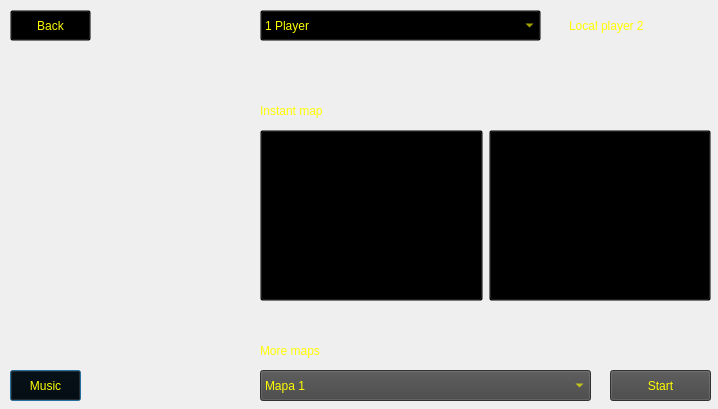
This is client_gui/newgamewindow.ui in Igris-1/tp_final_taller_g13 as Qt 5 draws it before an edit. The edited form follows.
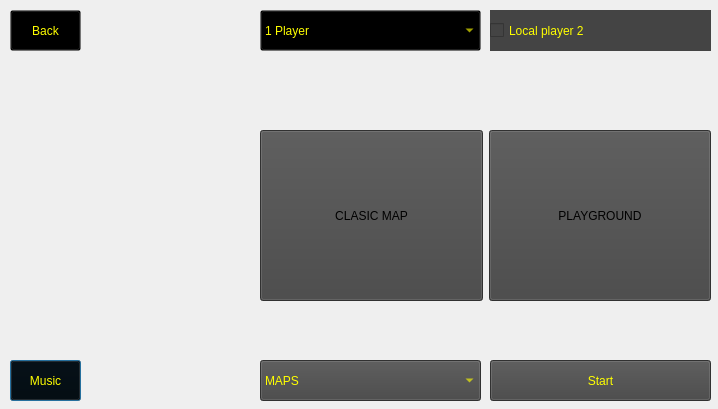
This is the edited form. Icons and pictures are not drawn.

```diff
--- a/client_gui/newgamewindow.ui
+++ b/client_gui/newgamewindow.ui
@@ -46,9 +46,9 @@
     <property name="geometry">
      <rect>
       <x>10</x>
-      <y>370</y>
+      <y>360</y>
       <width>71</width>
-      <height>31</height>
+      <height>41</height>
      </rect>
     </property>
     <property name="styleSheet">
@@ -65,8 +65,8 @@
      <rect>
       <x>10</x>
       <y>10</y>
-      <width>81</width>
-      <height>31</height>
+      <width>71</width>
+      <height>41</height>
      </rect>
     </property>
     <property name="styleSheet">
@@ -96,10 +96,15 @@
         </sizepolicy>
        </property>
        <property name="styleSheet">
-        <string notr="true">border-image: url(:/assets/images/mapa_1.jpeg);</string>
+        <string notr="true">font: 81 14pt &quot;Noto Rashi Hebrew ExtBd&quot;;
+color: rgb(0, 0, 0);
+background-color: rgb(68, 68, 68);
+background-image: transparent;
+border-image: transparent;
+border-image: url(:/assets/images/mapa_1.jpeg);</string>
        </property>
        <property name="text">
-        <string/>
+        <string>CLASIC MAP</string>
        </property>
       </widget>
      </item>
@@ -112,39 +117,26 @@
         </sizepolicy>
        </property>
        <property name="styleSheet">
-        <string notr="true">border-image: url(:/assets/images/mapa_2.png);</string>
+        <string notr="true">font: 81 14pt &quot;Noto Rashi Hebrew ExtBd&quot;;
+color: rgb(0, 0, 0);
+background-color: rgb(68, 68, 68);
+background-image: transparent;
+border-image: transparent;</string>
        </property>
        <property name="text">
-        <string/>
+        <string>PLAYGROUND</string>
        </property>
       </widget>
      </item>
     </layout>
    </widget>
-   <widget class="QLabel" name="label">
-    <property name="geometry">
-     <rect>
-      <x>260</x>
-      <y>100</y>
-      <width>161</width>
-      <height>21</height>
-     </rect>
-    </property>
-    <property name="styleSheet">
-     <string notr="true">font: 81 14pt &quot;Noto Rashi Hebrew ExtBd&quot;;
-color: rgb(255, 255, 0);</string>
-    </property>
-    <property name="text">
-     <string>Instant map</string>
-    </property>
-   </widget>
    <widget class="QComboBox" name="maps">
     <property name="geometry">
      <rect>
       <x>260</x>
-      <y>370</y>
-      <width>331</width>
-      <height>31</height>
+      <y>360</y>
+      <width>221</width>
+      <height>41</height>
      </rect>
     </property>
     <property name="styleSheet">
@@ -154,6 +146,11 @@
 background-image: transparent;
 border-image: transparent;</string>
     </property>
+    <item>
+     <property name="text">
+      <string>MAPS</string>
+     </property>
+    </item>
     <item>
      <property name="text">
       <string>Mapa 1</string>
@@ -178,10 +175,10 @@
    <widget class="QPushButton" name="startButton">
     <property name="geometry">
      <rect>
-      <x>610</x>
-      <y>370</y>
-      <width>101</width>
-      <height>31</height>
+      <x>490</x>
+      <y>360</y>
+      <width>221</width>
+      <height>41</height>
      </rect>
     </property>
     <property name="styleSheet">
@@ -195,35 +192,21 @@
      <string>Start</string>
     </property>
    </widget>
-   <widget class="QLabel" name="label_2">
-    <property name="geometry">
-     <rect>
-      <x>260</x>
-      <y>340</y>
-      <width>161</width>
-      <height>21</height>
-     </rect>
-    </property>
-    <property name="styleSheet">
-     <string notr="true">font: 81 14pt &quot;Noto Rashi Hebrew ExtBd&quot;;
-color: rgb(255, 255, 0);</string>
-    </property>
-    <property name="text">
-     <string>More maps</string>
-    </property>
-   </widget>
    <widget class="QCheckBox" name="player2Button">
     <property name="geometry">
      <rect>
-      <x>550</x>
+      <x>490</x>
       <y>10</y>
-      <width>161</width>
-      <height>31</height>
+      <width>221</width>
+      <height>41</height>
      </rect>
     </property>
     <property name="styleSheet">
      <string notr="true">font: 81 14pt &quot;Noto Rashi Hebrew ExtBd&quot;;
-color: rgb(255, 255, 0);</string>
+color: rgb(255, 255, 0);
+background-color: rgb(68, 68, 68);
+background-image: transparent;
+border-image: transparent;</string>
     </property>
     <property name="text">
      <string>Local player 2</string>
@@ -234,8 +217,8 @@
      <rect>
       <x>260</x>
       <y>10</y>
-      <width>281</width>
-      <height>31</height>
+      <width>221</width>
+      <height>41</height>
      </rect>
     </property>
     <property name="styleSheet">
```
Left out of the diff: 17 changed lines with no effect on the pictures.
